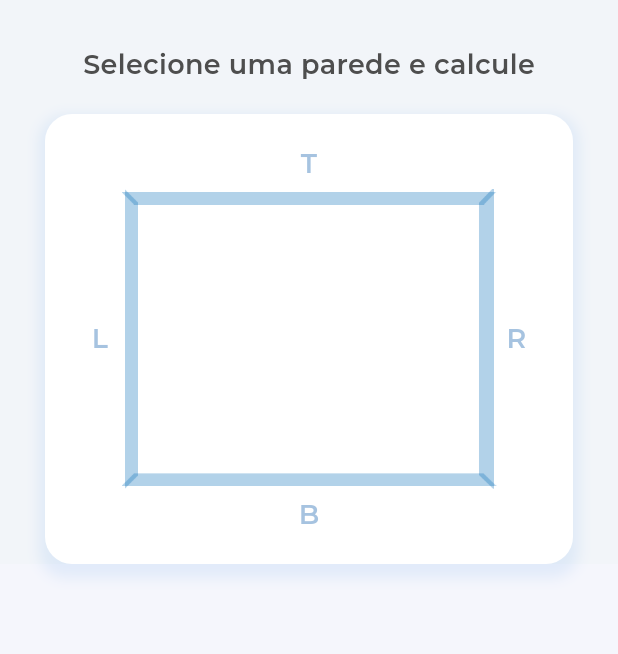
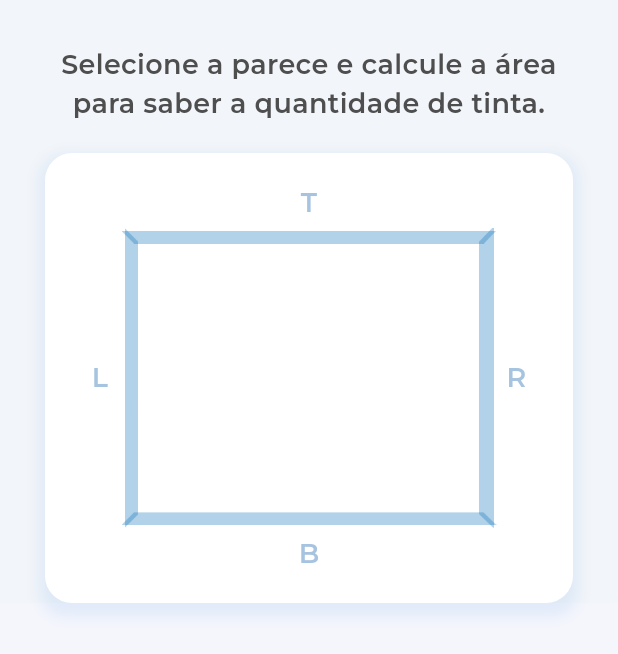
Before and after one commit to alexandrepxl/tintas-e-pintura, a Flutter app: the HomeView screen opened by its route, on a phone screen of 412 x 824 dp. Shown: the top 654 px of the screen. Run offline on Flutter 3.47's test engine with Material 2 defaults, Android fonts, the phone set to English and light mode, and no system bars; our stand-ins replace animated_bottom_navigation_bar, get, google_fonts, hive, logger; accounts and stored records are empty.

Commit message:
configurando o github

```diff
--- a/lib/app/ui/home/home_binding.dart
+++ b/lib/app/ui/home/home_binding.dart
@@ -1,5 +1,4 @@
 import 'package:get/get.dart';
-import 'package:tintasepintura/app/ui/home/home_repository.dart';
 import 'package:tintasepintura/app/ui/home/home_view_model.dart';
 
 class HomeBinding extends Bindings{
--- a/lib/app/ui/home/home_view.dart
+++ b/lib/app/ui/home/home_view.dart
@@ -23,14 +23,18 @@ class HomeView extends StatelessWidget {
             child: SingleChildScrollView(
               child: Column(
                 children: [
-                  Text(
-                    "Selecione uma parede e calcule",
-                    style: GoogleFonts.montserrat(
-                      textStyle: const TextStyle(
-                        fontSize: 18.0,
-                        fontWeight: FontWeight.w600,
-                        color: Color.fromRGBO(78, 78, 78, 1.0),
+                  Padding(
+                    padding: const EdgeInsets.only(left: 30.0, right: 30.0),
+                    child: Text(
+                      "Selecione a parece e calcule a área para saber a quantidade de tinta.",
+                      style: GoogleFonts.montserrat(
+                        textStyle: const TextStyle(
+                          fontSize: 18.0,
+                          fontWeight: FontWeight.w600,
+                          color: Color.fromRGBO(78, 78, 78, 1.0),
+                        ),
                       ),
+                      textAlign: TextAlign.center,
                     ),
                   ),
                   const SizedBox(height: 20.0),
```
